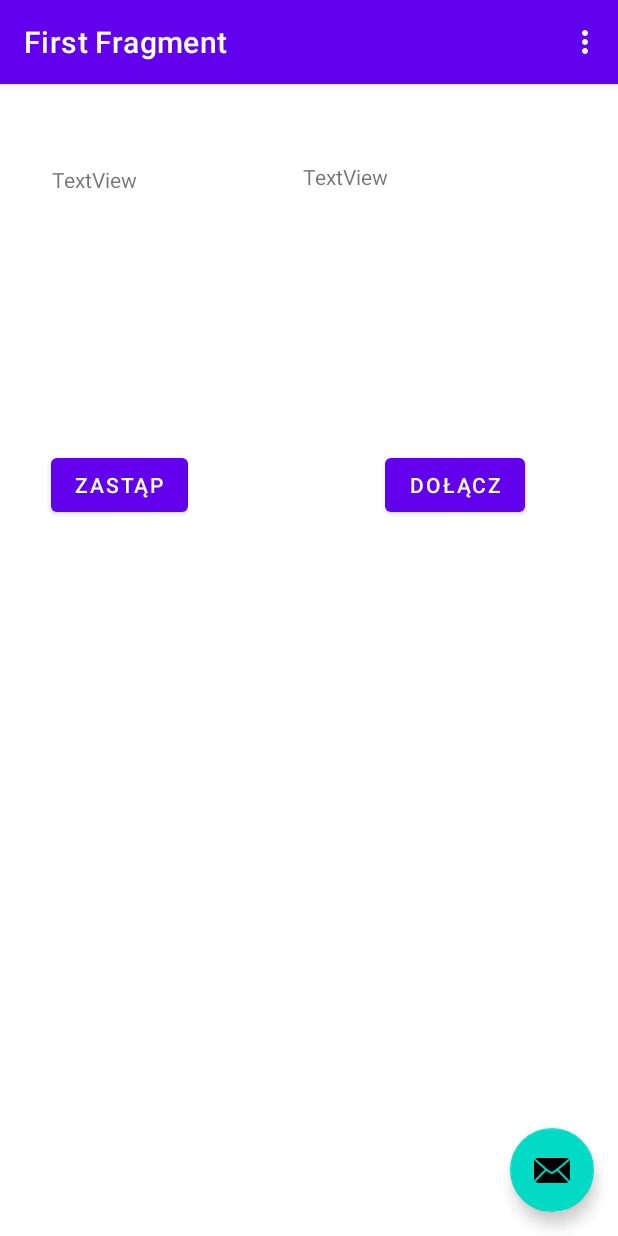
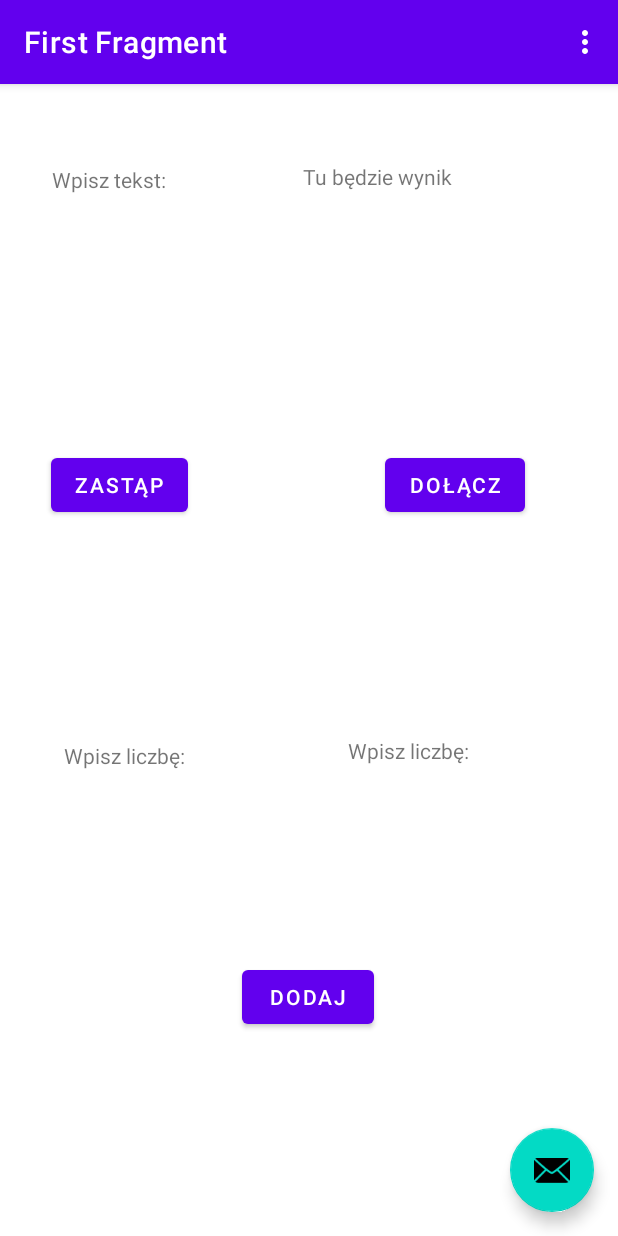
Before and after one commit to mihau11/kartkowka, an Android app: the screen it shows after launch (MainActivity), on a phone screen of 412 x 824 dp. Run offline under Robolectric (Android 15) with nearby library versions, the phone set to English and light mode, and no system bars; our stand-ins replace navigation-ui; 1 statement that could not run was skipped.

Commit message:
zamiana tesktu

```diff
--- a/app/src/main/java/com/example/kartkowka/MainActivity.kt
+++ b/app/src/main/java/com/example/kartkowka/MainActivity.kt
@@ -28,7 +28,14 @@ class MainActivity : AppCompatActivity() {
             findViewById<TextView>(R.id.wysw).text = findViewById<TextView>(R.id.wpisz).text
         }
         findViewById<Button>(R.id.dol).setOnClickListener {
-            findViewById<TextView>(R.id.wysw).text = findViewById<TextView>(R.id.wysw).text + findViewById<TextView>(R.id.wpisz).text
+            findViewById<TextView>(R.id.wysw).text = findViewById<TextView>(R.id.wysw).text.toString() + findViewById<TextView>(R.id.wpisz).text.toString()
+        }
+
+        findViewById<Button>(R.id.dod).setOnClickListener {
+            var liczba1 = findViewById<TextView>(R.id.licz1).text
+            var liczba2 = findViewById<TextView>(R.id.licz2).text
+            var wynik = liczba1 + liczba2
+            findViewById<TextView>(R.id.wysw).text = wynik
         }
 
         setSupportActionBar(binding.toolbar)
--- a/app/src/main/res/layout/fragment_first.xml
+++ b/app/src/main/res/layout/fragment_first.xml
@@ -5,6 +5,18 @@
     android:layout_width="match_parent"
     android:layout_height="match_parent"
     tools:context=".FirstFragment">
+
+    <TextView
+        android:id="@+id/licz2"
+        android:layout_width="118dp"
+        android:layout_height="36dp"
+        android:text="Wpisz liczbę:"
+        app:layout_constraintBottom_toBottomOf="parent"
+        app:layout_constraintEnd_toEndOf="parent"
+        app:layout_constraintHorizontal_bias="0.788"
+        app:layout_constraintStart_toStartOf="parent"
+        app:layout_constraintTop_toTopOf="parent"
+        app:layout_constraintVertical_bias="0.594" />
 
     <Button
         android:id="@+id/zas"
@@ -35,7 +47,7 @@
         android:layout_width="174dp"
         android:layout_height="126dp"
         android:layout_marginTop="40dp"
-        android:text="TextView"
+        android:text="Tu będzie wynik"
         app:layout_constraintBottom_toTopOf="@+id/dol"
         app:layout_constraintEnd_toEndOf="parent"
         app:layout_constraintHorizontal_bias="0.848"
@@ -47,11 +59,35 @@
         android:id="@+id/wpisz"
         android:layout_width="128dp"
         android:layout_height="74dp"
-        android:text="TextView"
+        android:text="Wpisz tekst:"
         app:layout_constraintBottom_toTopOf="@+id/zas"
         app:layout_constraintEnd_toStartOf="@+id/wysw"
         app:layout_constraintHorizontal_bias="0.465"
         app:layout_constraintStart_toStartOf="parent"
         app:layout_constraintTop_toTopOf="parent"
         app:layout_constraintVertical_bias="0.318" />
+
+    <Button
+        android:id="@+id/dod"
+        android:layout_width="wrap_content"
+        android:layout_height="wrap_content"
+        android:text="Dodaj"
+        app:layout_constraintBottom_toBottomOf="parent"
+        app:layout_constraintEnd_toEndOf="parent"
+        app:layout_constraintHorizontal_bias="0.498"
+        app:layout_constraintStart_toStartOf="parent"
+        app:layout_constraintTop_toTopOf="parent"
+        app:layout_constraintVertical_bias="0.812" />
+
+    <TextView
+        android:id="@+id/licz1"
+        android:layout_width="119dp"
+        android:layout_height="33dp"
+        android:text="Wpisz liczbę: "
+        app:layout_constraintBottom_toTopOf="@+id/dod"
+        app:layout_constraintEnd_toStartOf="@+id/licz2"
+        app:layout_constraintHorizontal_bias="0.38"
+        app:layout_constraintStart_toStartOf="parent"
+        app:layout_constraintTop_toTopOf="parent"
+        app:layout_constraintVertical_bias="0.794" />
 </androidx.constraintlayout.widget.ConstraintLayout>
```
